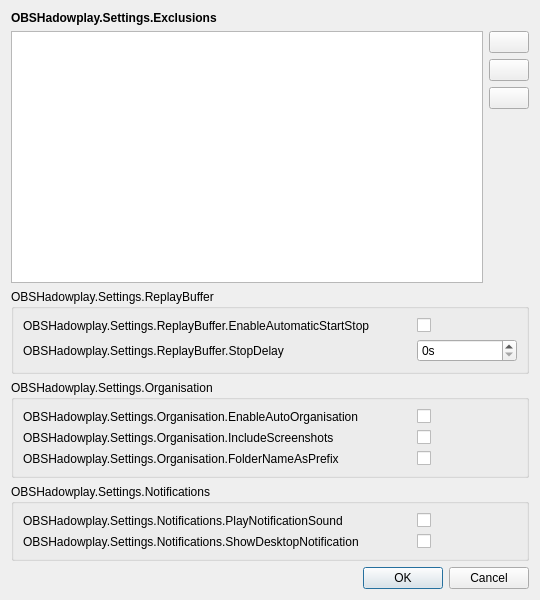
First picture: the form in src/ui/SettingsDialog.ui, repository EZ64cool/obs-hadowplay, before the edit.
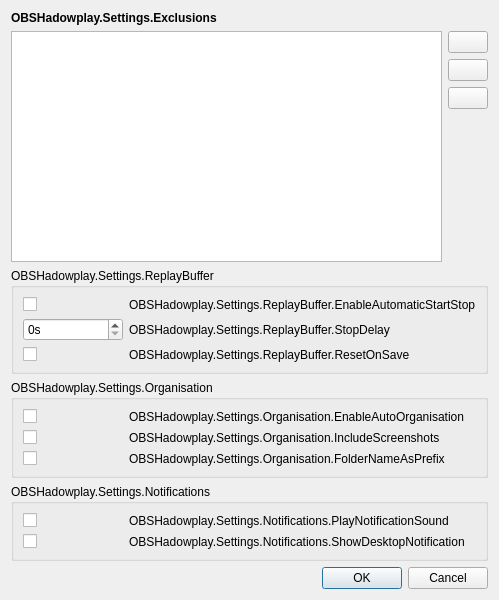
Second picture: the form after the edit.

Commit message: Added UI changes and account for force stopping

```diff
--- a/src/ui/SettingsDialog.ui
+++ b/src/ui/SettingsDialog.ui
@@ -6,7 +6,7 @@
    <rect>
     <x>0</x>
     <y>0</y>
-    <width>540</width>
+    <width>487</width>
     <height>600</height>
    </rect>
   </property>
@@ -123,29 +123,29 @@
      <property name="title">
       <string>OBSHadowplay.Settings.ReplayBuffer</string>
      </property>
-     <layout class="QGridLayout" name="gridLayout" columnstretch="1,0" columnminimumwidth="0,100">
-      <item row="0" column="0">
-       <widget class="QLabel" name="label_2">
-        <property name="text">
-         <string>OBSHadowplay.Settings.ReplayBuffer.EnableAutomaticStartStop</string>
-        </property>
-       </widget>
-      </item>
-      <item row="0" column="1">
-       <widget class="QCheckBox" name="automatic_replay_checkbox">
-        <property name="text">
-         <string/>
-        </property>
-       </widget>
+     <layout class="QGridLayout" name="gridLayout" columnstretch="0,1" columnminimumwidth="100,0">
+      <item row="2" column="0">
+       <layout class="QHBoxLayout" name="horizontalLayout_2">
+        <item>
+         <widget class="QCheckBox" name="reset_buffer_on_save_checkbox">
+          <property name="text">
+           <string/>
+          </property>
+         </widget>
+        </item>
+        <item alignment="Qt::AlignRight">
+         <widget class="QLabel" name="reset_on_save_info_icon">
+          <property name="toolTip">
+           <string>OBSHadowplay.Settings.ReplayBuffer.ResetOnSave.Warning</string>
+          </property>
+          <property name="text">
+           <string/>
+          </property>
+         </widget>
+        </item>
+       </layout>
       </item>
       <item row="1" column="0">
-       <widget class="QLabel" name="label">
-        <property name="text">
-         <string>OBSHadowplay.Settings.ReplayBuffer.StopDelay</string>
-        </property>
-       </widget>
-      </item>
-      <item row="1" column="1">
        <widget class="QSpinBox" name="buffer_stop_delay_spinbox">
         <property name="suffix">
          <string>s</string>
@@ -155,6 +155,37 @@
         </property>
        </widget>
       </item>
+      <item row="0" column="1">
+       <widget class="QLabel" name="label_2">
+        <property name="text">
+         <string>OBSHadowplay.Settings.ReplayBuffer.EnableAutomaticStartStop</string>
+        </property>
+       </widget>
+      </item>
+      <item row="1" column="1">
+       <widget class="QLabel" name="label">
+        <property name="text">
+         <string>OBSHadowplay.Settings.ReplayBuffer.StopDelay</string>
+        </property>
+       </widget>
+      </item>
+      <item row="0" column="0">
+       <widget class="QCheckBox" name="automatic_replay_checkbox">
+        <property name="text">
+         <string/>
+        </property>
+       </widget>
+      </item>
+      <item row="2" column="1">
+       <widget class="QLabel" name="reset_buffer_on_save_label">
+        <property name="text">
+         <string>OBSHadowplay.Settings.ReplayBuffer.ResetOnSave</string>
+        </property>
+        <property name="class" stdset="0">
+         <string>icon-trash</string>
+        </property>
+       </widget>
+      </item>
      </layout>
     </widget>
    </item>
@@ -169,52 +200,52 @@
      <property name="checkable">
       <bool>false</bool>
      </property>
-     <layout class="QGridLayout" name="gridLayout_2" columnstretch="1,0" columnminimumwidth="0,100">
+     <layout class="QGridLayout" name="gridLayout_2" columnstretch="0,1" columnminimumwidth="100,0">
       <property name="leftMargin">
        <number>9</number>
       </property>
-      <item row="0" column="0">
-       <widget class="QLabel" name="label_3">
+      <item row="2" column="1">
+       <widget class="QLabel" name="label_5">
         <property name="text">
-         <string>OBSHadowplay.Settings.Organisation.EnableAutoOrganisation</string>
+         <string>OBSHadowplay.Settings.Organisation.FolderNameAsPrefix</string>
         </property>
        </widget>
       </item>
-      <item row="0" column="1">
+      <item row="0" column="0">
        <widget class="QCheckBox" name="enable_automatic_organisation_checkbox">
         <property name="text">
          <string/>
         </property>
        </widget>
       </item>
-      <item row="1" column="0">
+      <item row="2" column="0">
+       <widget class="QCheckBox" name="folder_name_as_prefix_checkbox">
+        <property name="text">
+         <string/>
+        </property>
+       </widget>
+      </item>
+      <item row="1" column="1">
        <widget class="QLabel" name="label_4">
         <property name="text">
          <string>OBSHadowplay.Settings.Organisation.IncludeScreenshots</string>
         </property>
        </widget>
       </item>
-      <item row="1" column="1">
+      <item row="0" column="1">
+       <widget class="QLabel" name="label_3">
+        <property name="text">
+         <string>OBSHadowplay.Settings.Organisation.EnableAutoOrganisation</string>
+        </property>
+       </widget>
+      </item>
+      <item row="1" column="0">
        <widget class="QCheckBox" name="include_screenshots_checkbox">
         <property name="text">
          <string/>
         </property>
        </widget>
       </item>
-      <item row="2" column="0">
-       <widget class="QLabel" name="label_5">
-        <property name="text">
-         <string>OBSHadowplay.Settings.Organisation.FolderNameAsPrefix</string>
-        </property>
-       </widget>
-      </item>
-      <item row="2" column="1">
-       <widget class="QCheckBox" name="folder_name_as_prefix_checkbox">
-        <property name="text">
-         <string/>
-        </property>
-       </widget>
-      </item>
      </layout>
     </widget>
    </item>
@@ -223,18 +254,25 @@
      <property name="title">
       <string>OBSHadowplay.Settings.Notifications</string>
      </property>
-     <layout class="QGridLayout" name="gridLayout_3" columnstretch="1,0" columnminimumwidth="0,100">
+     <layout class="QGridLayout" name="gridLayout_3" columnstretch="0,1" columnminimumwidth="100,0">
       <property name="sizeConstraint">
        <enum>QLayout::SetDefaultConstraint</enum>
       </property>
+      <item row="1" column="0">
+       <widget class="QCheckBox" name="show_desktop_notif_checkbox">
+        <property name="text">
+         <string/>
+        </property>
+       </widget>
+      </item>
+      <item row="1" column="1">
+       <widget class="QLabel" name="label_7">
+        <property name="text">
+         <string>OBSHadowplay.Settings.Notifications.ShowDesktopNotification</string>
+        </property>
+       </widget>
+      </item>
       <item row="0" column="0">
-       <widget class="QLabel" name="label_6">
-        <property name="text">
-         <string>OBSHadowplay.Settings.Notifications.PlayNotificationSound</string>
-        </property>
-       </widget>
-      </item>
-      <item row="0" column="1">
        <widget class="QCheckBox" name="play_notification_sound_checkbox">
         <property name="sizePolicy">
          <sizepolicy hsizetype="Minimum" vsizetype="Fixed">
@@ -247,17 +285,10 @@
         </property>
        </widget>
       </item>
-      <item row="1" column="0">
-       <widget class="QLabel" name="label_7">
+      <item row="0" column="1">
+       <widget class="QLabel" name="label_6">
         <property name="text">
-         <string>OBSHadowplay.Settings.Notifications.ShowDesktopNotification</string>
-        </property>
-       </widget>
-      </item>
-      <item row="1" column="1">
-       <widget class="QCheckBox" name="show_desktop_notif_checkbox">
-        <property name="text">
-         <string/>
+         <string>OBSHadowplay.Settings.Notifications.PlayNotificationSound</string>
         </property>
        </widget>
       </item>
```
Left out of the diff: 2 changed lines with no effect on the pictures. The commit also changes 7 other files.
